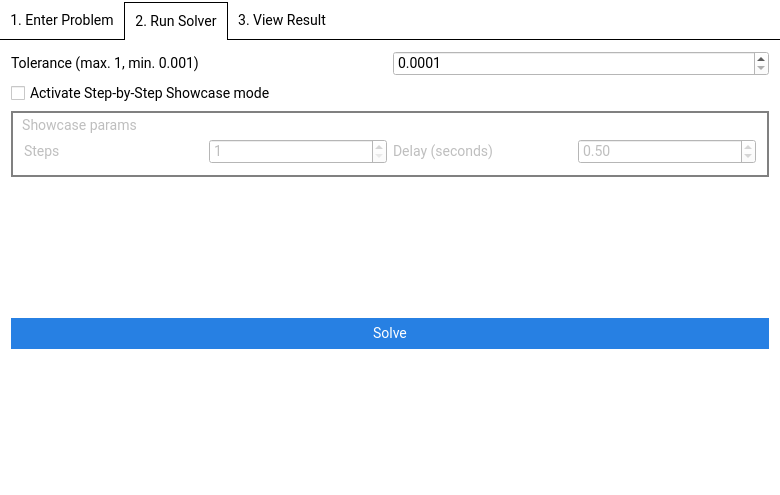
CSNWEB/gi-2015, file Optiblech/mainwindow.ui: the form before one commit.
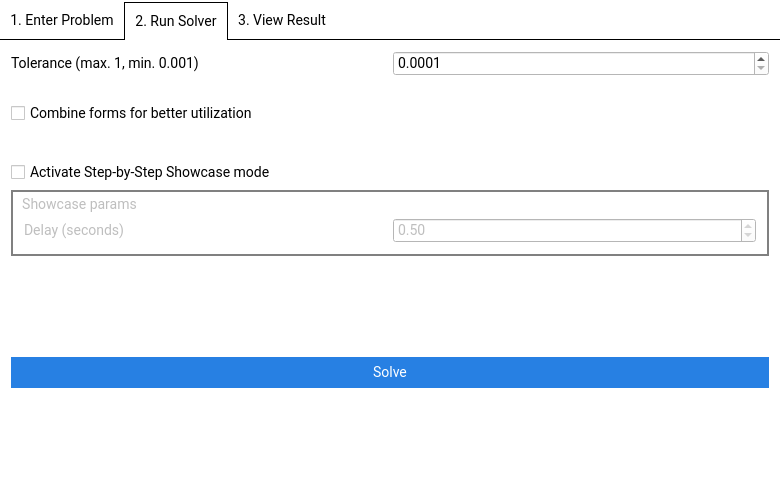
The form after the commit. The open tabs and pages were chosen to show the change.

Patch:
```diff
--- a/Optiblech/mainwindow.ui
+++ b/Optiblech/mainwindow.ui
@@ -488,6 +488,45 @@
           </item>
          </layout>
         </item>
+        <item>
+         <spacer name="verticalSpacer_2">
+          <property name="orientation">
+           <enum>Qt::Vertical</enum>
+          </property>
+          <property name="sizeType">
+           <enum>QSizePolicy::Fixed</enum>
+          </property>
+          <property name="sizeHint" stdset="0">
+           <size>
+            <width>20</width>
+            <height>20</height>
+           </size>
+          </property>
+         </spacer>
+        </item>
+        <item>
+         <widget class="QCheckBox" name="checkBox">
+          <property name="text">
+           <string>Combine forms for better utilization</string>
+          </property>
+         </widget>
+        </item>
+        <item>
+         <spacer name="verticalSpacer">
+          <property name="orientation">
+           <enum>Qt::Vertical</enum>
+          </property>
+          <property name="sizeType">
+           <enum>QSizePolicy::Minimum</enum>
+          </property>
+          <property name="sizeHint" stdset="0">
+           <size>
+            <width>20</width>
+            <height>30</height>
+           </size>
+          </property>
+         </spacer>
+        </item>
         <item>
          <widget class="QCheckBox" name="showCaseCheckBox">
           <property name="text">
@@ -513,20 +552,6 @@
            <string>Showcase params</string>
           </property>
           <layout class="QHBoxLayout" name="horizontalLayout_3">
-           <item>
-            <widget class="QLabel" name="label">
-             <property name="text">
-              <string>Steps</string>
-             </property>
-            </widget>
-           </item>
-           <item>
-            <widget class="QSpinBox" name="stepsSpinBox">
-             <property name="minimum">
-              <number>1</number>
-             </property>
-            </widget>
-           </item>
            <item>
             <widget class="QLabel" name="label_2">
              <property name="text">
@@ -596,6 +621,30 @@
           <layout class="QVBoxLayout" name="svgContainer"/>
          </widget>
         </item>
+        <item>
+         <layout class="QHBoxLayout" name="horizontalLayout_11">
+          <property name="topMargin">
+           <number>5</number>
+          </property>
+          <property name="bottomMargin">
+           <number>5</number>
+          </property>
+          <item>
+           <widget class="QLabel" name="label">
+            <property name="text">
+             <string>Utilization: </string>
+            </property>
+           </widget>
+          </item>
+          <item>
+           <widget class="QLabel" name="label_7">
+            <property name="text">
+             <string>Comparison with optimum</string>
+            </property>
+           </widget>
+          </item>
+         </layout>
+        </item>
         <item>
          <widget class="QWidget" name="saveContainer" native="true">
           <property name="enabled">
```
Left out of the diff: 8 changed lines with no effect on the pictures.
